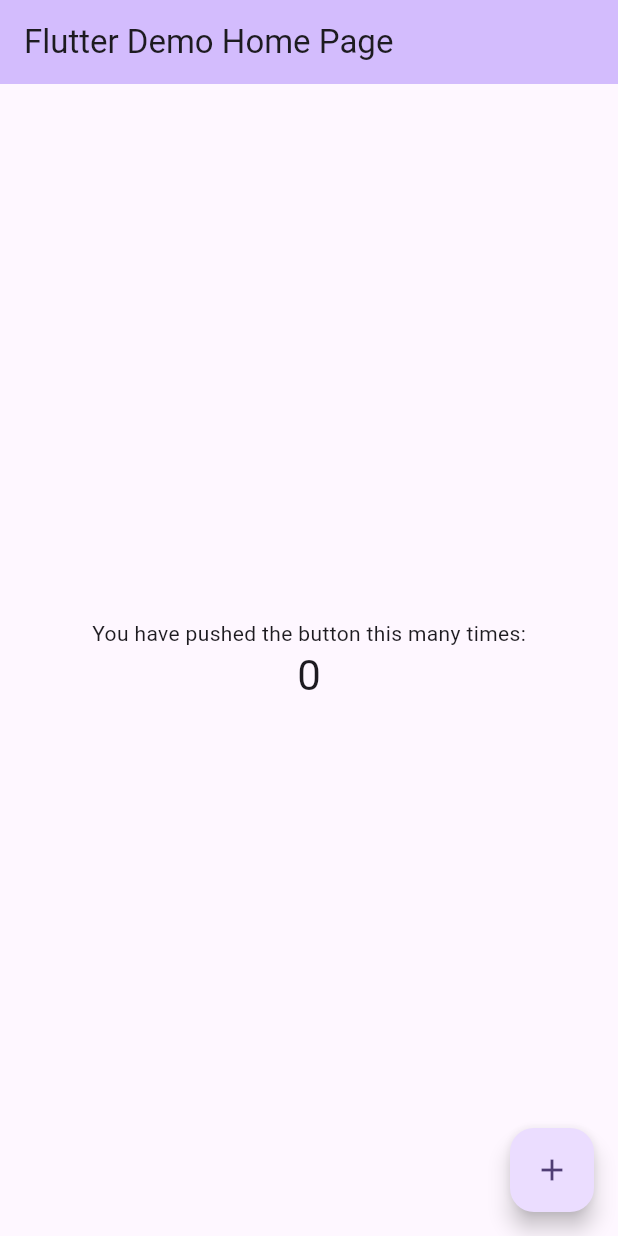
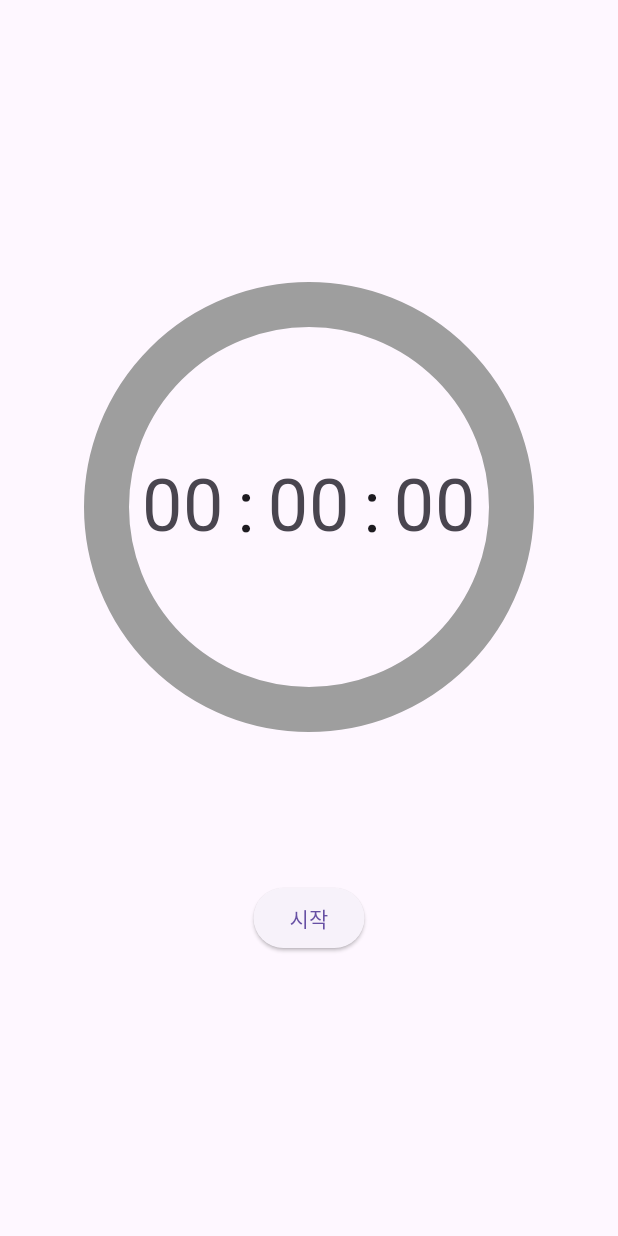
Before and after one commit to dohun0310/Noisy-Alarm, a Flutter app: the screen it shows after launch, on a phone screen of 412 x 824 dp. Run offline on Flutter 3.47's test engine with Material 2 defaults, Android fonts, the phone set to English and light mode, and no system bars.

Commit message:
add components

```diff
--- /dev/null
+++ b/lib/components/button.dart
@@ -0,0 +1,13 @@
+import 'package:flutter/material.dart';
+
+class Button extends StatelessWidget {
+  const Button({super.key});
+
+  @override
+  Widget build(BuildContext context) {
+    return ElevatedButton(
+      onPressed: () {},
+      child: const Text("시작"),
+    );
+  }
+}
--- /dev/null
+++ b/lib/components/timer.dart
@@ -0,0 +1,98 @@
+import 'package:flutter/material.dart';
+import 'package:flutter/services.dart';
+
+class TimerUI extends StatelessWidget {
+  const TimerUI({super.key});
+
+  @override
+  Widget build(BuildContext context) {
+    return Center(
+      child: Column(
+        mainAxisAlignment: MainAxisAlignment.center,
+        children: [
+          Container(
+            width: 300,
+            height: 300,
+            decoration: BoxDecoration(
+              color: Colors.transparent,
+              shape: BoxShape.circle,
+              border: Border.all(
+                color: Colors.grey,
+                width: 30,
+              ),
+            ),
+            child: Row(
+              mainAxisAlignment: MainAxisAlignment.spaceEvenly,
+              children: [
+                Expanded(
+                  child: TextField(
+                    keyboardType: TextInputType.number,
+                    decoration: const InputDecoration(
+                      border: InputBorder.none,
+                      hintText: "00",
+                    ),
+                    inputFormatters: [
+                      FilteringTextInputFormatter.digitsOnly,
+                      ValueInputFormatter(minVal: 0, maxVal: 99)
+                    ],
+                    style: const TextStyle(fontSize: 48),
+                    textAlign: TextAlign.center,
+                  ),
+                ),
+                const Text(":", style: TextStyle(fontSize: 48)),
+                Expanded(
+                  child: TextField(
+                    keyboardType: TextInputType.number,
+                    decoration: const InputDecoration(
+                      border: InputBorder.none,
+                      hintText: "00",
+                    ),
+                    inputFormatters: [
+                      FilteringTextInputFormatter.digitsOnly,
+                      ValueInputFormatter(minVal: 0, maxVal: 59)
+                    ],
+                    style: const TextStyle(fontSize: 48),
+                    textAlign: TextAlign.center,
+                  ),
+                ),
+                const Text(":", style: TextStyle(fontSize: 48)),
+                Expanded(
+                  child: TextField(
+                    keyboardType: TextInputType.number,
+                    decoration: const InputDecoration(
+                      border: InputBorder.none,
+                      hintText: "00",
+                    ),
+                    inputFormatters: [
+                      FilteringTextInputFormatter.digitsOnly,
+                      ValueInputFormatter(minVal: 0, maxVal: 59)
+                    ],
+                    style: const TextStyle(fontSize: 48),
+                    textAlign: TextAlign.center,
+                  ),
+                ),
+              ],
+            ),
+          ),
+        ],
+      ),
+    );
+  }
+}
+
+class ValueInputFormatter extends TextInputFormatter {
+  final int maxVal;
+  final int minVal;
+  ValueInputFormatter({required this.maxVal, required this.minVal});
+
+  @override
+  TextEditingValue formatEditUpdate(TextEditingValue oldValue, TextEditingValue newValue) {
+    if (newValue.text.isNotEmpty) {
+      final int value = int.parse(newValue.text);
+      if (value > maxVal || value < minVal) {
+        return oldValue;
+      }
+    }
+    return newValue;
+  }
+}
--- a/lib/main.dart
+++ b/lib/main.dart
@@ -1,4 +1,6 @@
 import 'package:flutter/material.dart';
+
+import 'package:noisyalarm/pages/main/main.dart';
 
 void main() {
   runApp(const MyApp());
@@ -7,119 +9,15 @@ void main() {
 class MyApp extends StatelessWidget {
   const MyApp({super.key});
 
-  // This widget is the root of your application.
   @override
   Widget build(BuildContext context) {
     return MaterialApp(
-      title: 'Flutter Demo',
       theme: ThemeData(
-        // This is the theme of your application.
-        //
-        // TRY THIS: Try running your application with "flutter run". You'll see
-        // the application has a blue toolbar. Then, without quitting the app,
-        // try changing the seedColor in the colorScheme below to Colors.green
-        // and then invoke "hot reload" (save your changes or press the "hot
-        // reload" button in a Flutter-supported IDE, or press "r" if you used
-        // the command line to start the app).
-        //
-        // Notice that the counter didn't reset back to zero; the application
-        // state is not lost during the reload. To reset the state, use hot
-        // restart instead.
-        //
-        // This works for code too, not just values: Most code changes can be
-        // tested with just a hot reload.
-        colorScheme: ColorScheme.fromSeed(seedColor: Colors.deepPurple),
         useMaterial3: true,
       ),
-      home: const MyHomePage(title: 'Flutter Demo Home Page'),
+      home: const Scaffold(
+        body: HomeContent(),
+      ),
     );
   }
 }
-
-class MyHomePage extends StatefulWidget {
-  const MyHomePage({super.key, required this.title});
-
-  // This widget is the home page of your application. It is stateful, meaning
-  // that it has a State object (defined below) that contains fields that affect
-  // how it looks.
-
-  // This class is the configuration for the state. It holds the values (in this
-  // case the title) provided by the parent (in this case the App widget) and
-  // used by the build method of the State. Fields in a Widget subclass are
-  // always marked "final".
-
-  final String title;
-
-  @override
-  State<MyHomePage> createState() => _MyHomePageState();
-}
-
-class _MyHomePageState extends State<MyHomePage> {
-  int _counter = 0;
-
-  void _incrementCounter() {
-    setState(() {
-      // This call to setState tells the Flutter framework that something has
-      // changed in this State, which causes it to rerun the build method below
-      // so that the display can reflect the updated values. If we changed
-      // _counter without calling setState(), then the build method would not be
-      // called again, and so nothing would appear to happen.
-      _counter++;
-    });
-  }
-
-  @override
-  Widget build(BuildContext context) {
-    // This method is rerun every time setState is called, for instance as done
-    // by the _incrementCounter method above.
-    //
-    // The Flutter framework has been optimized to make rerunning build methods
-    // fast, so that you can just rebuild anything that needs updating rather
-    // than having to individually change instances of widgets.
-    return Scaffold(
-      appBar: AppBar(
-        // TRY THIS: Try changing the color here to a specific color (to
-        // Colors.amber, perhaps?) and trigger a hot reload to see the AppBar
-        // change color while the other colors stay the same.
-        backgroundColor: Theme.of(context).colorScheme.inversePrimary,
-        // Here we take the value from the MyHomePage object that was created by
-        // the App.build method, and use it to set our appbar title.
-        title: Text(widget.title),
-      ),
-      body: Center(
-        // Center is a layout widget. It takes a single child and positions it
-        // in the middle of the parent.
-        child: Column(
-          // Column is also a layout widget. It takes a list of children and
-          // arranges them vertically. By default, it sizes itself to fit its
-          // children horizontally, and tries to be as tall as its parent.
-          //
-          // Column has various properties to control how it sizes itself and
-          // how it positions its children. Here we use mainAxisAlignment to
-          // center the children vertically; the main axis here is the vertical
-          // axis because Columns are vertical (the cross axis would be
-          // horizontal).
-          //
-          // TRY THIS: Invoke "debug painting" (choose the "Toggle Debug Paint"
-          // action in the IDE, or press "p" in the console), to see the
-          // wireframe for each widget.
-          mainAxisAlignment: MainAxisAlignment.center,
-          children: <Widget>[
-            const Text(
-              'You have pushed the button this many times:',
-            ),
-            Text(
-              '$_counter',
-              style: Theme.of(context).textTheme.headlineMedium,
-            ),
-          ],
-        ),
-      ),
-      floatingActionButton: FloatingActionButton(
-        onPressed: _incrementCounter,
-        tooltip: 'Increment',
-        child: const Icon(Icons.add),
-      ), // This trailing comma makes auto-formatting nicer for build methods.
-    );
-  }
-}
--- /dev/null
+++ b/lib/pages/main/main.dart
@@ -0,0 +1,58 @@
+import 'package:flutter/material.dart';
+
+import 'package:noisyalarm/components/timer.dart';
+import 'package:noisyalarm/components/button.dart';
+
+class HomeContent extends StatelessWidget {
+  const HomeContent({super.key});
+
+  @override
+  Widget build(BuildContext context) {
+    final isLandscape = MediaQuery.of(context).orientation == Orientation.landscape;
+    final isTablet = MediaQuery.of(context).size.shortestSide >= 600;
+
+    if (isTablet || isLandscape) {
+      return const TabletLayout();
+    } else {
+      return const MobileLayout();
+    }
+  }
+}
+
+class MobileLayout extends StatelessWidget {
+  const MobileLayout({super.key});
+
+  @override
+  Widget build(BuildContext context) {
+    return const Center(
+      child: Column(
+        mainAxisAlignment: MainAxisAlignment.center,
+        children: [
+          TimerUI(),
+          SizedBox(height: 100),
+          Button(),
+        ],
+      ),
+    );
+  }
+}
+
+class TabletLayout extends StatelessWidget {
+  const TabletLayout({super.key});
+
+  @override
+  Widget build(BuildContext context) {
+    return const Scaffold(
+      body: Center(
+        child: Row(
+          mainAxisAlignment: MainAxisAlignment.center,
+          children: [
+            TimerUI(),
+            SizedBox(width: 100),
+            Button(),
+          ],
+        ),
+      ),
+    );
+  }
+}
```
